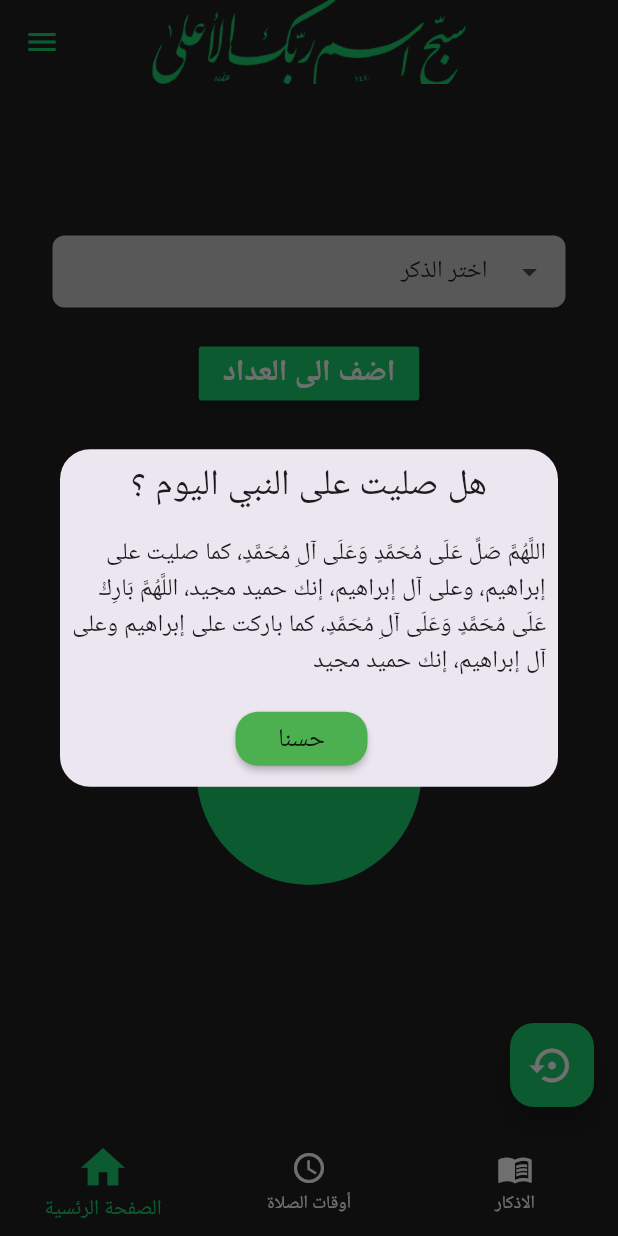
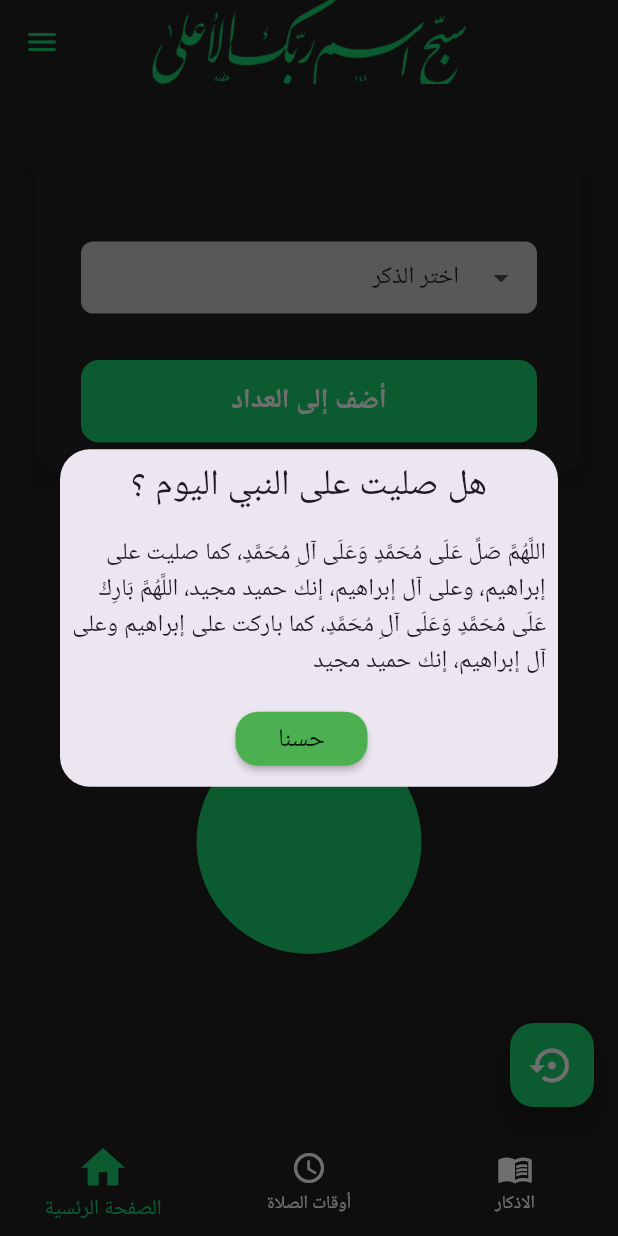
Before and after one commit to eslam281/es28, a Flutter app: the screen it shows after launch, on a phone screen of 412 x 824 dp. Run offline on Flutter 3.47's test engine with Material 3 defaults, Android fonts, the phone set to English and light mode, and no system bars; our stand-ins replace animated_splash_screen, connectivity_plus, dartz, flutter_compass, geolocator, get and 2 more; missing offline and left inert: drop_down_list, flutter_background_service; accounts and stored records are empty; Roboto replaces fonts that are missing (sans).

Commit message:
UI edit 1

```diff
--- a/lib/veiw/screen/home/counter.dart
+++ b/lib/veiw/screen/home/counter.dart
@@ -16,27 +16,54 @@ class Counter extends StatelessWidget {
       return  SingleChildScrollView(
         child: Column(
           mainAxisAlignment: MainAxisAlignment.spaceBetween, children: [
-          const SizedBox(height: 40,),
+          const SizedBox(height: 20,),
 
-            Column(children: [
-              Padding(
-                padding: const EdgeInsets.symmetric(horizontal: 15.0),
-                child: AppTextField(textEditingController:controller.textcontroll,
-                  title: "",
-                  hint: "اختر الذكر",
-                  isCitySelected: true,
-                  cities:controller.itemsDropdown,),
+          Card(
+            color: Colors.grey.shade900,
+            shape: RoundedRectangleBorder(
+              borderRadius: BorderRadius.circular(16),
+            ),
+            elevation: 4,
+            child: Padding(
+              padding: const EdgeInsets.symmetric(horizontal: 30, vertical:20),
+              child: Column(
+                children: [
+                  AppTextField(
+                    textEditingController: controller.textcontroll,
+                    title: "",
+                    hint: "اختر الذكر",
+                    isCitySelected: true,
+                    cities: controller.itemsDropdown,
+                  ),
+                  const SizedBox(height: 16),
+                  SizedBox(
+                    width: double.infinity,
+                    child: ElevatedButton(
+                      style: ElevatedButton.styleFrom(
+                        backgroundColor: AppColor.secondColor,
+                        padding: const EdgeInsets.symmetric(vertical: 14),
+                        shape: RoundedRectangleBorder(
+                          borderRadius: BorderRadius.circular(12),
+                        ),
+                      ),
+                      onPressed: () {
+                        controller.setCounter(
+                            controller.textcontroll.text, context);
+                      },
+                      child: const Text(
+                        "أضف إلى العداد",
+                        style: TextStyle(
+                          fontSize: 18,
+                          fontWeight: FontWeight.bold,
+                          color: AppColor.white,
+                        ),
+                      ),
+                    ),
+                  ),
+                ],
               ),
-
-              const SizedBox(height: 5,),
-              MaterialButton(onPressed: () {
-                controller.setCounter(controller.textcontroll.text,context);
-              },
-                  color: AppColor.secondColor,
-                  child: const Text("اضف الى العداد", style: TextStyle(fontSize: 20,
-                      fontWeight: FontWeight.bold,
-                      color:AppColor.white),)),
-            ],),
+            ),
+          ),
 
             const SizedBox(height: 50,),
 
```
Also changed, not shown: lib/veiw/component/home/timeTile.dart (added, +32 -0 lines), lib/veiw/screen/home/times.dart (+46 -26 lines), 8 other files.
